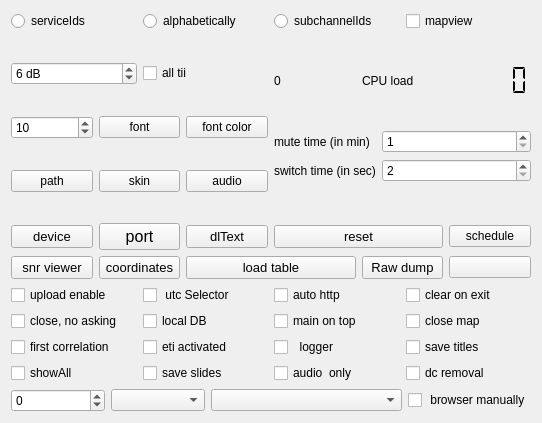
Before: the Qt Designer form sources/main/forms-v7/config-helper.ui in JvanKatwijk/qt-dab, drawn with Qt 5.
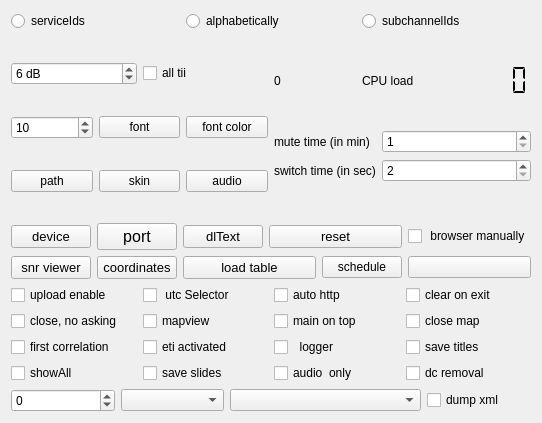
After: the same form once the commit is applied. Custom widgets are drawn as their Qt base class.

Diff of the .ui file:
```diff
--- a/sources/main/forms-v7/config-helper.ui
+++ b/sources/main/forms-v7/config-helper.ui
@@ -51,16 +51,6 @@
          </attribute>
         </widget>
        </item>
-       <item>
-        <widget class="QCheckBox" name="mapViewSelector">
-         <property name="toolTip">
-          <string>&lt;html&gt;&lt;head/&gt;&lt;body&gt;&lt;p&gt;Qt-DAB provides the possibility of storing a representation of the map elements into a file, and showing the map off-line.&lt;/p&gt;&lt;p&gt;Having set this selector, instructs Qt-DAB to store a representation of the elements on the map into a file.&lt;/p&gt;&lt;p&gt;Name of the file is XXXYYY.xml, where XXX tells the name of the device used, and YYY tells the time and date of the &amp;quot;recording&amp;quot;&lt;/p&gt;&lt;p&gt;&lt;br/&gt;&lt;/p&gt;&lt;/body&gt;&lt;/html&gt;</string>
-         </property>
-         <property name="text">
-          <string>mapview</string>
-         </property>
-        </widget>
-       </item>
       </layout>
      </item>
     </layout>
@@ -340,16 +330,6 @@
        </property>
       </widget>
      </item>
-     <item row="0" column="5">
-      <widget class="smallPushButton" name="scheduleButton">
-       <property name="toolTip">
-        <string>&lt;html&gt;&lt;head/&gt;&lt;body&gt;&lt;p&gt;Touching this button allows specifying an element for the scheduler&lt;/p&gt;&lt;/body&gt;&lt;/html&gt;</string>
-       </property>
-       <property name="text">
-        <string>schedule</string>
-       </property>
-      </widget>
-     </item>
      <item row="1" column="0">
       <widget class="smallPushButton" name="snrButton">
        <property name="sizePolicy">
@@ -409,27 +389,6 @@
        </property>
       </widget>
      </item>
-     <item row="1" column="4">
-      <widget class="smallPushButton" name="dumpButton">
-       <property name="sizePolicy">
-        <sizepolicy hsizetype="Preferred" vsizetype="Fixed">
-         <horstretch>0</horstretch>
-         <verstretch>0</verstretch>
-        </sizepolicy>
-       </property>
-       <property name="font">
-        <font>
-         <pointsize>10</pointsize>
-        </font>
-       </property>
-       <property name="toolTip">
-        <string>&lt;html&gt;&lt;head/&gt;&lt;body&gt;&lt;p&gt;Push this button to save the raw input. Pushing will cause a menu to appear where a filename can be selected. Please note the big filesizes!&lt;/p&gt;&lt;p&gt;Push again to stop recording. You can reload it by using the file input (*.sdr) option. &lt;/p&gt;&lt;/body&gt;&lt;/html&gt;</string>
-       </property>
-       <property name="text">
-        <string>Raw dump</string>
-       </property>
-      </widget>
-     </item>
      <item row="1" column="5">
       <widget class="smallPushButton" name="tracerButton">
        <property name="text">
@@ -437,6 +396,26 @@
        </property>
       </widget>
      </item>
+     <item row="1" column="4">
+      <widget class="smallPushButton" name="scheduleButton">
+       <property name="toolTip">
+        <string>&lt;html&gt;&lt;head/&gt;&lt;body&gt;&lt;p&gt;Touching this button allows specifying an element for the scheduler&lt;/p&gt;&lt;/body&gt;&lt;/html&gt;</string>
+       </property>
+       <property name="text">
+        <string>schedule</string>
+       </property>
+      </widget>
+     </item>
+     <item row="0" column="5">
+      <widget class="QCheckBox" name="localBrowserSelector">
+       <property name="toolTip">
+        <string>&lt;html&gt;&lt;head/&gt;&lt;body&gt;&lt;p&gt;Set in the configuration that on starting the http service a browser will have to be started manually. By default  browser starts automaticall when the http button is set. Effective immediately&lt;/p&gt;&lt;p&gt;&lt;br/&gt;&lt;/p&gt;&lt;/body&gt;&lt;/html&gt;</string>
+       </property>
+       <property name="text">
+        <string> browser manually</string>
+       </property>
+      </widget>
+     </item>
     </layout>
    </item>
    <item>
@@ -489,12 +468,12 @@
       </widget>
      </item>
      <item row="1" column="1">
-      <widget class="QCheckBox" name="localDB_selector">
+      <widget class="QCheckBox" name="mapViewSelector">
        <property name="toolTip">
         <string>&lt;html&gt;&lt;head/&gt;&lt;body&gt;&lt;p&gt;When set, the software is instructed to start an EPG processor when an EPG service is detected on starting an ensemble.&lt;/p&gt;&lt;/body&gt;&lt;/html&gt;</string>
        </property>
        <property name="text">
-        <string>local DB</string>
+        <string>mapview</string>
        </property>
       </widget>
      </item>
@@ -630,12 +609,12 @@
       </widget>
      </item>
      <item>
-      <widget class="QCheckBox" name="localBrowserSelector">
+      <widget class="QCheckBox" name="dumpmodeSelector">
        <property name="toolTip">
         <string>&lt;html&gt;&lt;head/&gt;&lt;body&gt;&lt;p&gt;Set in the configuration that on starting the http service a browser will have to be started manually. By default  browser starts automaticall when the http button is set. Effective immediately&lt;/p&gt;&lt;p&gt;&lt;br/&gt;&lt;/p&gt;&lt;/body&gt;&lt;/html&gt;</string>
        </property>
        <property name="text">
-        <string> browser manually</string>
+        <string>dump xml</string>
        </property>
       </widget>
      </item>
```
Left out of the diff: 2 changed lines with no effect on the pictures.
